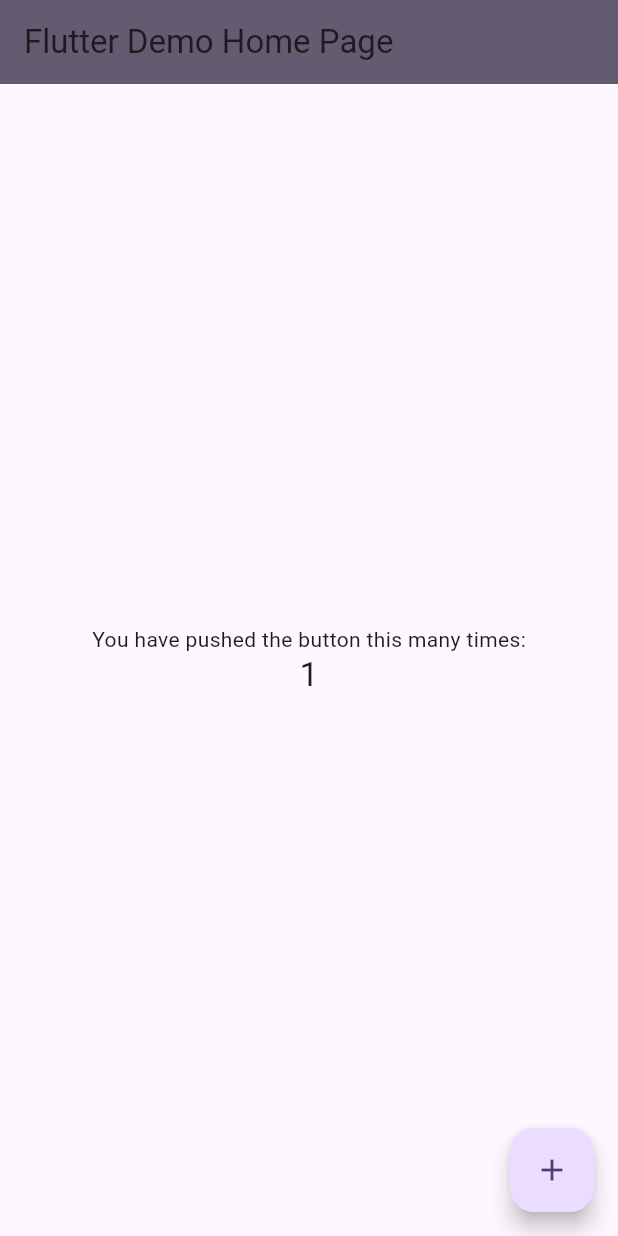
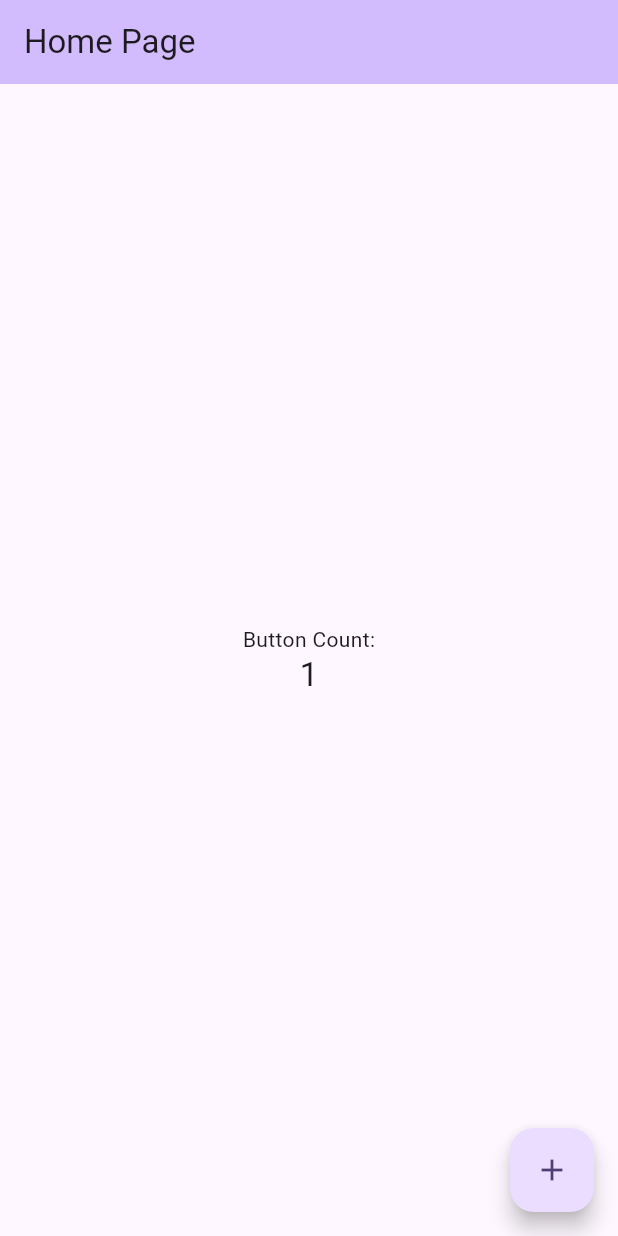
Before and after one commit to dsyndsyn/demo-project, a Flutter app: the screen it shows after launch, after a tap on the "add" icon, on a phone screen of 412 x 824 dp. Run offline on Flutter 3.47's test engine with Material 3 defaults, Android fonts, the phone set to English and light mode, and no system bars.

Commit message:
Final Commit

```diff
--- /dev/null
+++ b/lib/counter_model.dart
@@ -0,0 +1,11 @@
+import 'package:flutter/material.dart';
+
+class CounterModel extends ChangeNotifier {
+  int _count = 0;
+  int get count => _count;
+
+  void increment() {
+    _count++;
+    notifyListeners();
+  }
+}
--- /dev/null
+++ b/lib/home_page.dart
@@ -0,0 +1,48 @@
+import 'package:flutter/material.dart';
+import 'package:provider/provider.dart';
+import 'counter_model.dart'; // Import the CounterModel
+
+class MyHomePage extends StatefulWidget {
+  const MyHomePage({Key? key, required this.title});
+
+  final String title;
+
+  @override
+  State<MyHomePage> createState() => _MyHomePageState();
+}
+
+class _MyHomePageState extends State<MyHomePage> {
+  @override
+  Widget build(BuildContext context) {
+    return Consumer<CounterModel>(
+      builder: (context, value, child) => Scaffold(
+        appBar: AppBar(
+          backgroundColor: Theme.of(context).colorScheme.inversePrimary,
+          title: Text(widget.title),
+        ),
+        body: Center(
+          child: Column(
+            mainAxisAlignment: MainAxisAlignment.center,
+            children: <Widget>[
+              const Text(
+                'Button Count:',
+              ),
+              Text(
+                value.count.toString(),
+                style: Theme.of(context).textTheme.headline6,
+              ),
+            ],
+          ),
+        ),
+        floatingActionButton: FloatingActionButton(
+          onPressed: () {
+            final counter = context.read<CounterModel>();
+            counter.increment();
+          },
+          tooltip: 'Add',
+          child: const Icon(Icons.add),
+        ),
+      ),
+    );
+  }
+}
--- a/lib/main.dart
+++ b/lib/main.dart
@@ -1,17 +1,19 @@
+import 'counter_model.dart';
 import 'package:flutter/material.dart';
 import 'package:provider/provider.dart';
+import 'home_page.dart';
 
 void main() {
   runApp(
-    ChangeNotifierProvider(
-      create: (context) => Counter(), // Provide the Counter instance
-      child: const MyApp(),
-    ),
+      ChangeNotifierProvider(
+        create: (context) => CounterModel(),
+        child: const MyApp(),
+      ),
   );
 }
 
 class MyApp extends StatelessWidget {
-  const MyApp({Key? key}) : super(key: key);
+  const MyApp({Key? key});
 
   @override
   Widget build(BuildContext context) {
@@ -21,61 +23,7 @@ class MyApp extends StatelessWidget {
         colorScheme: ColorScheme.fromSeed(seedColor: Colors.deepPurple),
         useMaterial3: true,
       ),
-      home: const MyHomePage(title: 'Flutter Demo Home Page'),
+      home: const MyHomePage(title: 'Home Page'),
     );
   }
 }
-
-class MyHomePage extends StatelessWidget {
-  const MyHomePage({Key? key, required this.title}) : super(key: key);
-
-  final String title;
-
-  @override
-  Widget build(BuildContext context) {
-    return Scaffold(
-      appBar: AppBar(
-        backgroundColor: Theme.of(context).colorScheme.secondary,
-        title: Text(title),
-      ),
-      body: Center(
-        child: Column(
-          mainAxisAlignment: MainAxisAlignment.center,
-          children: <Widget>[
-            const Text(
-              'You have pushed the button this many times:',
-            ),
-            // Use the Consumer widget to listen for changes in the Counter and update the UI accordingly
-            Consumer<Counter>(
-              builder: (context, counter, child) {
-                return Text(
-                  '${counter.count}',
-                  style: Theme.of(context).textTheme.headline6,
-                );
-              },
-            ),
-          ],
-        ),
-      ),
-      floatingActionButton: FloatingActionButton(
-        onPressed: () {
-          // Access the Counter instance using the Provider.of method and call its increment method
-          Provider.of<Counter>(context, listen: false).increment();
-        },
-        tooltip: 'Increment',
-        child: const Icon(Icons.add),
-      ),
-    );
-  }
-}
-
-class Counter extends ChangeNotifier {
-  int _count = 0;
-
-  int get count => _count;
-
-  void increment() {
-    _count++;
-    notifyListeners(); // Notify listeners about the state change
-  }
-}
```
